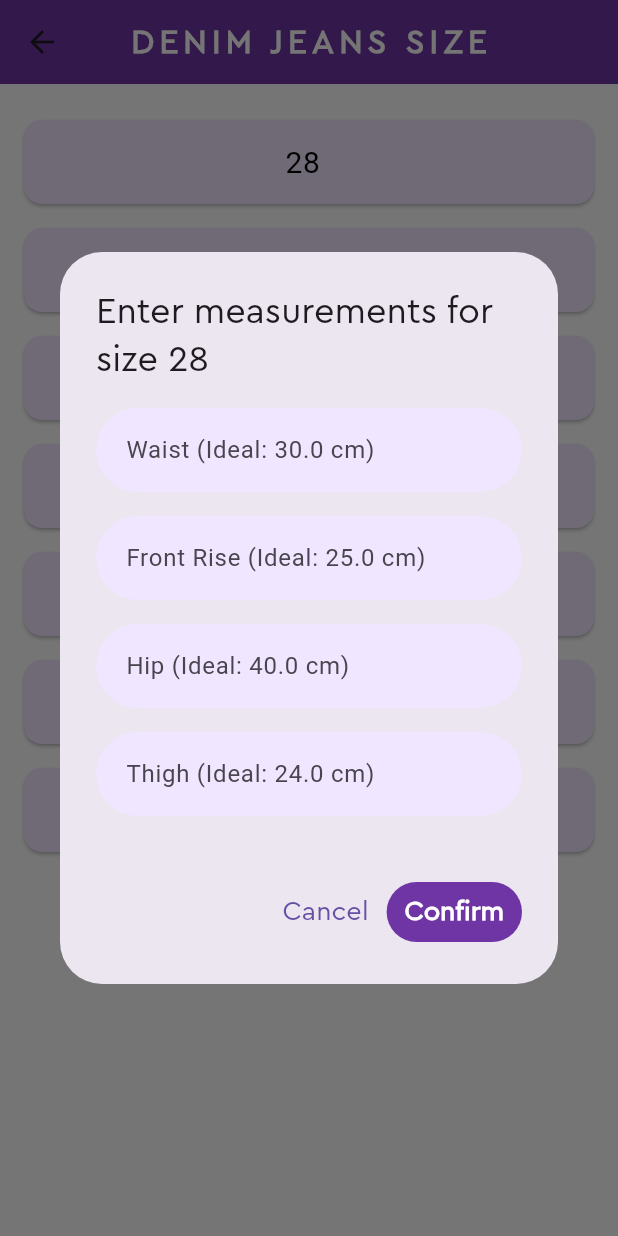
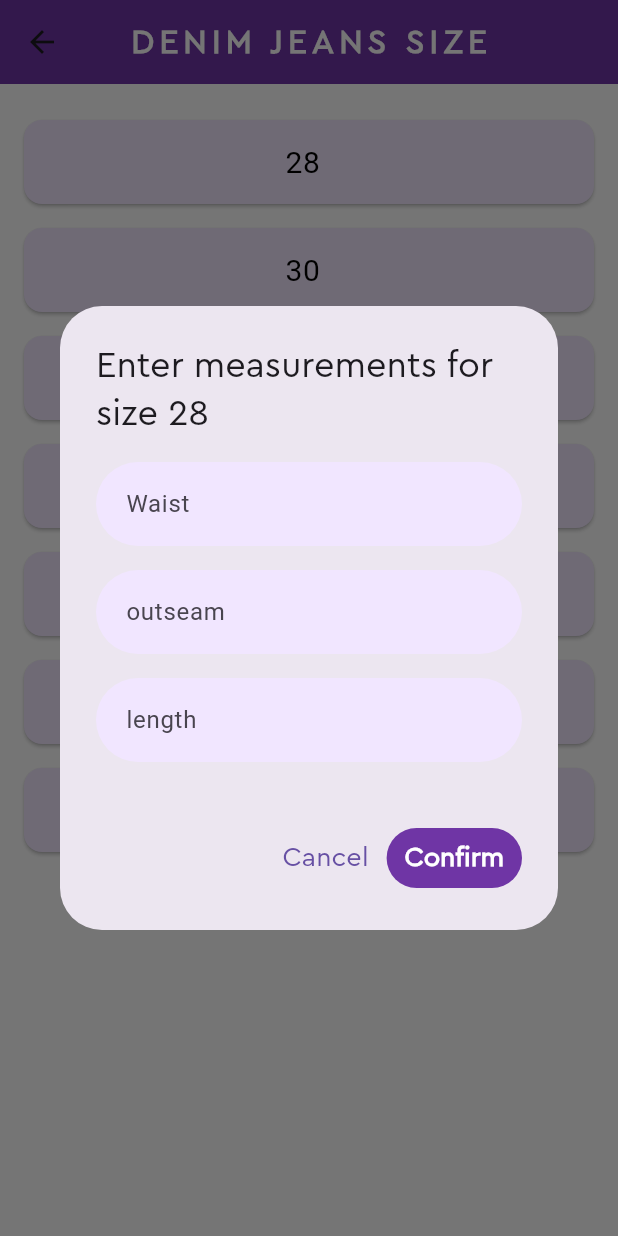
Before and after one commit to ZaheerAfzal1408/Measurment-main, a Flutter app: the DenimJeansSize screen opened directly, after a tap on "28", on a phone screen of 412 x 824 dp. Run offline on Flutter 3.47's test engine with Material 3 defaults, Android fonts, the phone set to English and light mode, and no system bars; our stand-ins replace camera, cloud_firestore, firebase_auth, firebase_core, firebase_storage, flutter_svg and 4 more; missing offline and left inert: image_gallery_saver_plus, opencv_core; accounts and stored records are empty.

Commit message:
first commit

```diff
--- a/lib/Screens/Sizes/denimjeans_size.dart
+++ b/lib/Screens/Sizes/denimjeans_size.dart
@@ -66,9 +66,9 @@ class DenimJeansSize extends StatelessWidget {
 
     final Map<String, double> measurements = {
       "waist": 30.0,
-      "frontRise": 25.0,
-      "hip": 40.0,
-      "thigh": 24.0,
+      "outseam": 25.0,
+      "length": 40.0,
+      // "thigh": 24.0,
     };
 
     showDialog(
@@ -89,7 +89,7 @@ class DenimJeansSize extends StatelessWidget {
                   style: TextStyle(fontFamily: 'CeraPro'),
                   keyboardType: TextInputType.numberWithOptions(decimal: true),
                   decoration: InputDecoration(
-                    labelText: "Waist (Ideal: ${measurements['waist']} cm)",
+                    labelText: "Waist ",
                     hintText: "Enter waist in cm",
                   ),
                 ),
@@ -102,7 +102,7 @@ class DenimJeansSize extends StatelessWidget {
                   keyboardType: TextInputType.numberWithOptions(decimal: true),
                   decoration: InputDecoration(
                     labelText:
-                        "Front Rise (Ideal: ${measurements['frontRise']} cm)",
+                        "outseam ",
                     hintText: "Enter front rise in cm",
                   ),
                 ),
@@ -114,23 +114,23 @@ class DenimJeansSize extends StatelessWidget {
                   controller: hipController,
                   keyboardType: TextInputType.numberWithOptions(decimal: true),
                   decoration: InputDecoration(
-                    labelText: "Hip (Ideal: ${measurements['hip']} cm)",
-                    hintText: "Enter hip in cm",
+                    labelText: "length ",
+                    hintText: "Enter length in cm",
                   ),
                 ),
               ),
-              Padding(
-                padding: const EdgeInsets.only(bottom: 16.0),
-                child: TextField(
-                  style: TextStyle(fontFamily: 'CeraPro'),
-                  controller: thighController,
-                  keyboardType: TextInputType.numberWithOptions(decimal: true),
-                  decoration: InputDecoration(
-                    labelText: "Thigh (Ideal: ${measurements['thigh']} cm)",
-                    hintText: "Enter thigh in cm",
-                  ),
-                ),
-              ),
+              // Padding(
+              //   padding: const EdgeInsets.only(bottom: 16.0),
+              //   child: TextField(
+              //     style: TextStyle(fontFamily: 'CeraPro'),
+              //     controller: thighController,
+              //     keyboardType: TextInputType.numberWithOptions(decimal: true),
+              //     decoration: InputDecoration(
+              //       labelText: "Thigh (Ideal: ${measurements['thigh']} cm)",
+              //       hintText: "Enter thigh in cm",
+              //     ),
+              //   ),
+              // ),
             ],
           ),
           actions: [
@@ -149,14 +149,15 @@ class DenimJeansSize extends StatelessWidget {
                 TextButton(
                   onPressed: () async {
                     final waist = double.tryParse(waistController.text);
-                    final frontRise = double.tryParse(frontRiseController.text);
-                    final hip = double.tryParse(hipController.text);
-                    final thigh = double.tryParse(thighController.text);
+                    final outseam = double.tryParse(frontRiseController.text);
+                    final length = double.tryParse(hipController.text);
+                    // final thigh = double.tryParse(thighController.text);
 
                     if (waist != null &&
-                        frontRise != null &&
-                        hip != null &&
-                        thigh != null) {
+                        outseam != null &&
+                        length != null
+                        // thigh != null
+                    ) {
                       Navigator.of(context).pop();
                       ScaffoldMessenger.of(context).showSnackBar(
                         const SnackBar(
@@ -170,9 +171,9 @@ class DenimJeansSize extends StatelessWidget {
 
                       final measurements = {
                         "waist": waist,
-                        "frontRise": frontRise,
-                        "hip": hip,
-                        "thigh": thigh,
+                        "outseam": outseam,
+                        "length": length,
+                        // "thigh": thigh,
                       };
                       final cameras = await availableCameras();
                       Navigator.push(
--- a/lib/Screens/Sizes/sweatshirt_size.dart
+++ b/lib/Screens/Sizes/sweatshirt_size.dart
@@ -16,27 +16,57 @@ class _SweatshirtSizeState extends State<SweatshirtSize> {
   List<Map<String, dynamic>> sweatshirtSizes = [
     {
       'size': 'EXTRA SMALL',
-      'measurements': {'Chest': 86, 'Waist': 68, 'Length': 55}
+      'measurements': {
+        'Chest': 86,
+        'Sweatshirt Length': 64,
+        'Sleeve Length': 55,
+        'Shoulder Width': 38
+      }
     },
     {
       'size': 'SMALL',
-      'measurements': {'Chest': 92, 'Waist': 76, 'Length': 64}
+      'measurements': {
+        'Chest': 92,
+        'Sweatshirt Length': 66,
+        'Sleeve Length': 57,
+        'Shoulder Width': 40
+      }
     },
     {
       'size': 'MEDIUM',
-      'measurements': {'Chest': 100, 'Waist': 82, 'Length': 66}
+      'measurements': {
+        'Chest': 100,
+        'Sweatshirt Length': 68,
+        'Sleeve Length': 59,
+        'Shoulder Width': 42
+      }
     },
     {
       'size': 'LARGE',
-      'measurements': {'Chest': 108, 'Waist': 88, 'Length': 68}
+      'measurements': {
+        'Chest': 108,
+        'Sweatshirt Length': 70,
+        'Sleeve Length': 61,
+        'Shoulder Width': 44
+      }
     },
     {
       'size': 'EXTRA LARGE',
-      'measurements': {'Chest': 92, 'Waist': 76, 'Length': 64}
+      'measurements': {
+        'Chest': 116,
+        'Sweatshirt Length': 72,
+        'Sleeve Length': 63,
+        'Shoulder Width': 46
+      }
     },
     {
       'size': 'DOUBLE XL',
-      'measurements': {'Chest': 92, 'Waist': 76, 'Length': 64}
+      'measurements': {
+        'Chest': 124,
+        'Sweatshirt Length': 74,
+        'Sleeve Length': 65,
+        'Shoulder Width': 48
+      }
     },
   ];
 
@@ -132,7 +162,7 @@ class _SweatshirtSizeState extends State<SweatshirtSize> {
                         RegExp(r'^\d+(\.\d{0,2})?$')),
                   ],
                   decoration: InputDecoration(
-                    labelText: "$point (Ideal: ${measurements[point]} cm)",
+                    labelText: "$point : ",
                     hintText: "Enter $point in cm",
                   ),
                 ),
--- a/lib/Screens/camera_screens/detector_service.dart
+++ b/lib/Screens/camera_screens/detector_service.dart
@@ -188,9 +188,9 @@ class _DetectorServer {
             double length = (rect.height) * pixelToCmRatio;
 
             measurmenmts.add({
-              "Inseam": inseam,
+              "Waist": inseam,
               "Outseam": outseam,
-              "Total Length": length,
+              "Length": length,
             });
           }
         }
```
Also changed, not shown: lib/Screens/Login/login_screen.dart (+82 -12 lines), lib/Screens/Signup/signup_screen.dart (+19 -3 lines), lib/Screens/results/sweatshirt_result.dart (+11 -30 lines).
